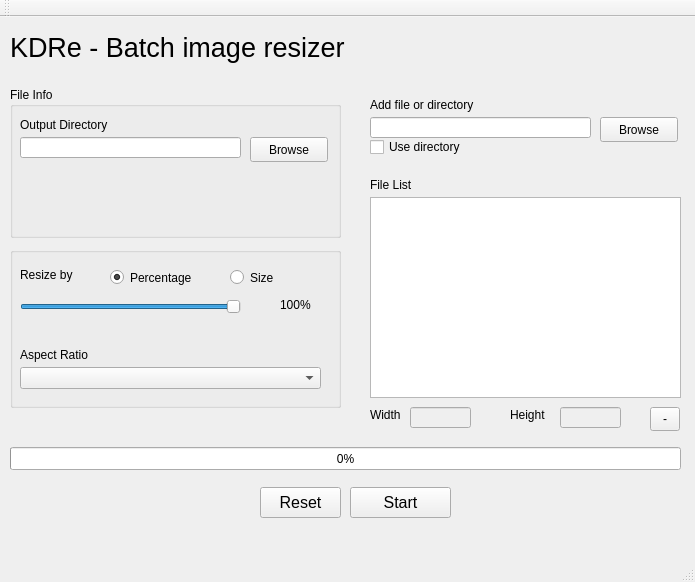
agronick/BIR, file kdre.ui: the form before one commit.
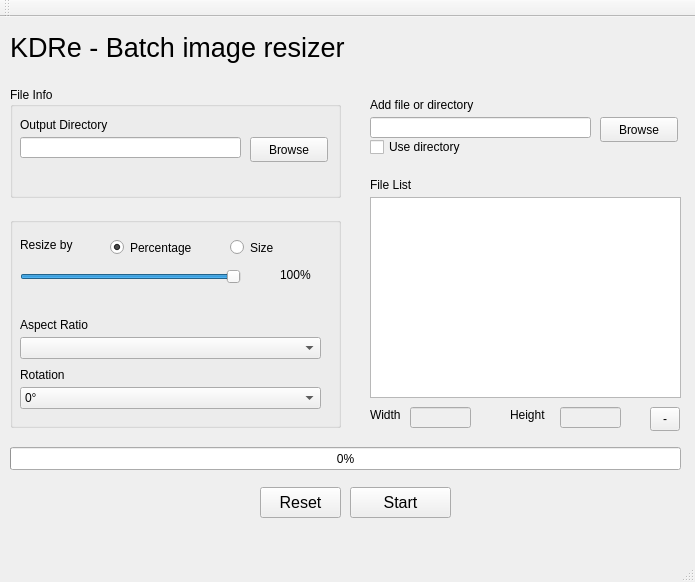
The form after the commit.

Commit message: Fully working with rotation

Patch:
```diff
--- a/kdre.ui
+++ b/kdre.ui
@@ -76,9 +76,9 @@
     <property name="geometry">
      <rect>
       <x>10</x>
-      <y>230</y>
+      <y>200</y>
       <width>331</width>
-      <height>161</height>
+      <height>211</height>
      </rect>
     </property>
     <widget class="QLabel" name="sliderLabel">
@@ -184,6 +184,49 @@
       </rect>
      </property>
     </widget>
+    <widget class="QLabel" name="label_7">
+     <property name="geometry">
+      <rect>
+       <x>10</x>
+       <y>150</y>
+       <width>71</width>
+       <height>16</height>
+      </rect>
+     </property>
+     <property name="text">
+      <string>Rotation</string>
+     </property>
+    </widget>
+    <widget class="QComboBox" name="rotation">
+     <property name="geometry">
+      <rect>
+       <x>10</x>
+       <y>170</y>
+       <width>301</width>
+       <height>22</height>
+      </rect>
+     </property>
+     <item>
+      <property name="text">
+       <string>0°</string>
+      </property>
+     </item>
+     <item>
+      <property name="text">
+       <string>90°</string>
+      </property>
+     </item>
+     <item>
+      <property name="text">
+       <string>180°</string>
+      </property>
+     </item>
+     <item>
+      <property name="text">
+       <string>270°</string>
+      </property>
+     </item>
+    </widget>
    </widget>
    <widget class="QPushButton" name="startResize">
     <property name="geometry">
@@ -248,7 +291,7 @@
       <x>10</x>
       <y>70</y>
       <width>331</width>
-      <height>151</height>
+      <height>111</height>
      </rect>
     </property>
     <property name="title">
```
The commit also changes 11 other files.
